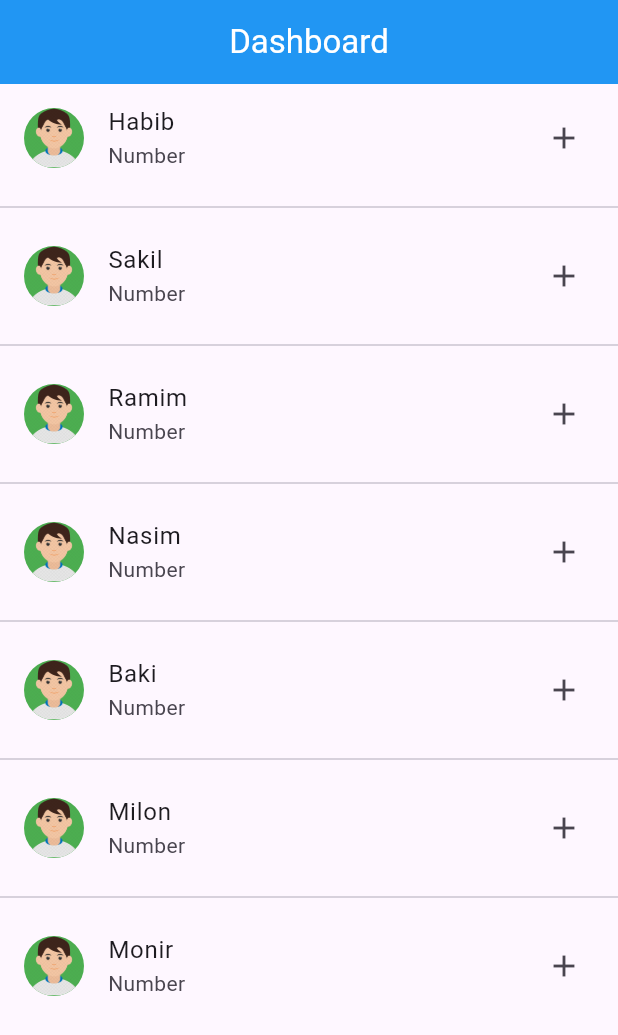
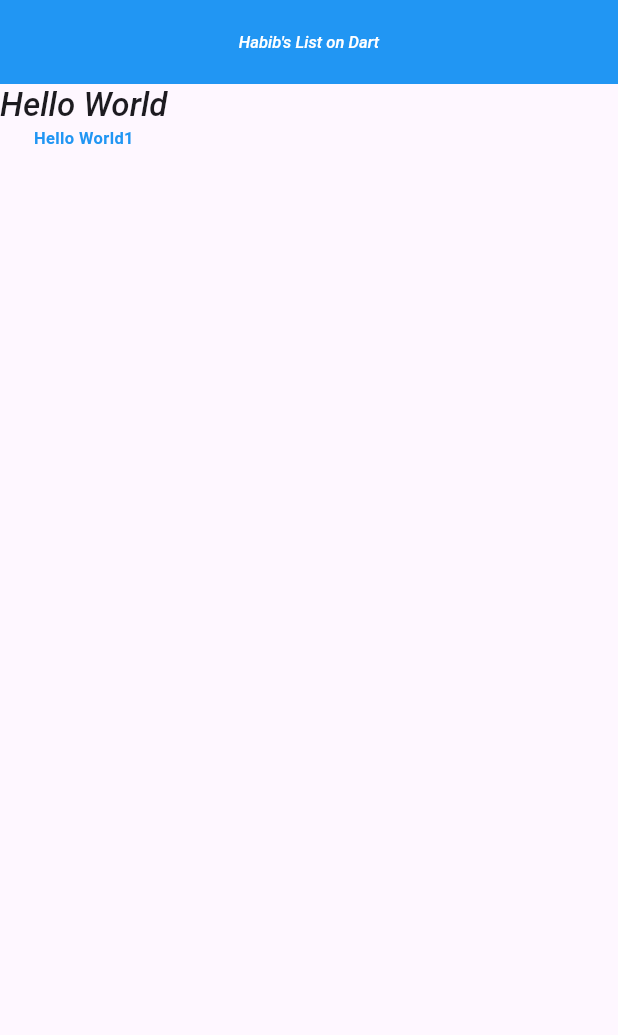
Before and after one commit to rahmanhabib0005/Flutter_App, a Flutter app: the screen it shows after launch, on a phone screen of 412 x 824 dp. Shown: the top 1035 px of the screen. Run offline on Flutter 3.47's test engine with Material 3 defaults, Android fonts, the phone set to English and light mode, and no system bars.

Commit message:
use helper and theme

```diff
--- a/lib/main.dart
+++ b/lib/main.dart
@@ -1,24 +1,55 @@
 import 'package:flutter/material.dart';
+import 'package:my_app/ui_helper/util.dart';
 
 void main() {
-  runApp(FlutterApp());
+  runApp(const MyApp());
 }
 
-var arrNames = ['Habib', 'Sakil', 'Ramim', 'Nasim', 'Baki', 'Milon', 'Monir'];
+// var arrNames = ['Habib', 'Sakil', 'Ramim', 'Nasim', 'Baki', 'Milon', 'Monir'];
 
-class FlutterApp extends StatelessWidget {
-  const FlutterApp({super.key});
+// class FlutterApp extends StatelessWidget {
+//   const FlutterApp({super.key});
+//   @override
+//   Widget build(BuildContext context) {
+//     return MaterialApp(
+//         title: "FlutterApp",
+//         theme: ThemeData(
+//             primarySwatch: Colors.blue,
+//             textTheme: TextTheme(
+//               healine1: TextStyle(fontSize: 21, fontWeight: FontWeight.bold),
+//               subtitle: TextStyle(fontSize: 11, fontWeight: FontWeight.w500),
+//             )),
+//         debugShowCheckedModeBanner: false,
+//         home: DashBoardScreen());
+//   }
+// }
+
+class MyApp extends StatelessWidget {
+  const MyApp({super.key});
+
+  // This widget is the root of your application.
   @override
   Widget build(BuildContext context) {
     return MaterialApp(
-        title: "FlutterApp",
-        theme: ThemeData(primarySwatch: Colors.blue, useMaterial3: true),
+      title: 'My App',
       debugShowCheckedModeBanner: false,
-        home: DashBoardScreen());
+      theme: ThemeData(
+          primarySwatch: Colors.blue,
+          textTheme: TextTheme(
+            titleSmall: TextStyle(fontSize: 21, fontWeight: FontWeight.bold),
+            titleLarge: TextStyle(
+                fontSize: 11,
+                fontWeight: FontWeight.w500,
+                fontStyle: FontStyle.italic),
+          )),
+      home: const DashBoardScreen(),
+    );
   }
 }
 
 class DashBoardScreen extends StatelessWidget {
+  const DashBoardScreen({super.key});
+
   @override
   Widget build(BuildContext context) {
     return Scaffold(
@@ -27,34 +58,34 @@ class DashBoardScreen extends StatelessWidget {
           title: Container(
             child: Center(
               child: Text(
-              "Dashboard",
+                "Habib's List on Dart",
                 style: TextStyle(color: Colors.white),
               ),
             ),
           ),
         ),
-      body: ListView.separated(
-        itemBuilder: (context, index) {
-          return ListTile(
-            // leading: Text('${index + 1}'),
-            leading: CircleAvatar(
-              backgroundImage: AssetImage('assets/images/R.png'),
-              backgroundColor: Colors.green,
-              maxRadius: 20,
-            ),
-            title: Text(arrNames[index]),
-            subtitle: Text('Number'),
-            trailing: Icon(Icons.add),
-          );
-        },
-        itemCount: arrNames.length,
-        separatorBuilder: (context, index) {
-          return Divider(
-            height: 20,
-            thickness: 1,
-          );
-        },
-      ),
+        // body: ListView.separated(
+        //   itemBuilder: (context, index) {
+        //     return ListTile(
+        //       // leading: Text('${index + 1}'),
+        //       leading: CircleAvatar(
+        //         backgroundImage: AssetImage('assets/images/R.png'),
+        //         backgroundColor: Colors.green,
+        //         maxRadius: 20,
+        //       ),
+        //       title: Text(arrNames[index]),
+        //       subtitle: Text('Number'),
+        //       trailing: Icon(Icons.add),
+        //     );
+        //   },
+        //   itemCount: arrNames.length,
+        //   separatorBuilder: (context, index) {
+        //     return Divider(
+        //       height: 20,
+        //       thickness: 1,
+        //     );
+        //   },
+        // ),
         // body: Center(
         //   child: CircleAvatar(
         //     child: Container(
@@ -77,6 +108,24 @@ class DashBoardScreen extends StatelessWidget {
         //     maxRadius: 50,
         //   ),
         // ),
-    );
+        body: Column(
+          children: [
+            Text(
+              "Hello World",
+              style: Theme.of(context)
+                  .textTheme
+                  .titleLarge!
+                  .copyWith(fontSize: 22),
+              // style: TextStyle(fontFamily: 'FontMain', fontSize: 25),
+            ),
+            Text(
+              "Hello World1",
+              style: myTextStyle(
+                  fontWeight: FontWeight.bold, textcolors: Colors.blue),
+              // style: Theme.of(context).textTheme.titleSmall,
+              // style: TextStyle(fontFamily: 'FontMain', fontSize: 25),
+            ),
+          ],
+        ));
   }
 }
--- /dev/null
+++ b/lib/ui_helper/util.dart
@@ -0,0 +1,12 @@
+import 'package:flutter/material.dart';
+import 'package:flutter/widgets.dart';
+
+TextStyle myTextStyle(
+    {Color textcolors = Colors.white,
+    FontWeight fontWeight = FontWeight.normal}) {
+  return TextStyle(
+    fontSize: 11,
+    fontWeight: fontWeight,
+    color: textcolors,
+  );
+}
```
Also changed, not shown: pubspec.yaml (+4 -4 lines), assets/fonts/PlaywriteCL-VariableFont_wght.ttf (added). Lines whose indentation alone changed are shown as unchanged.
